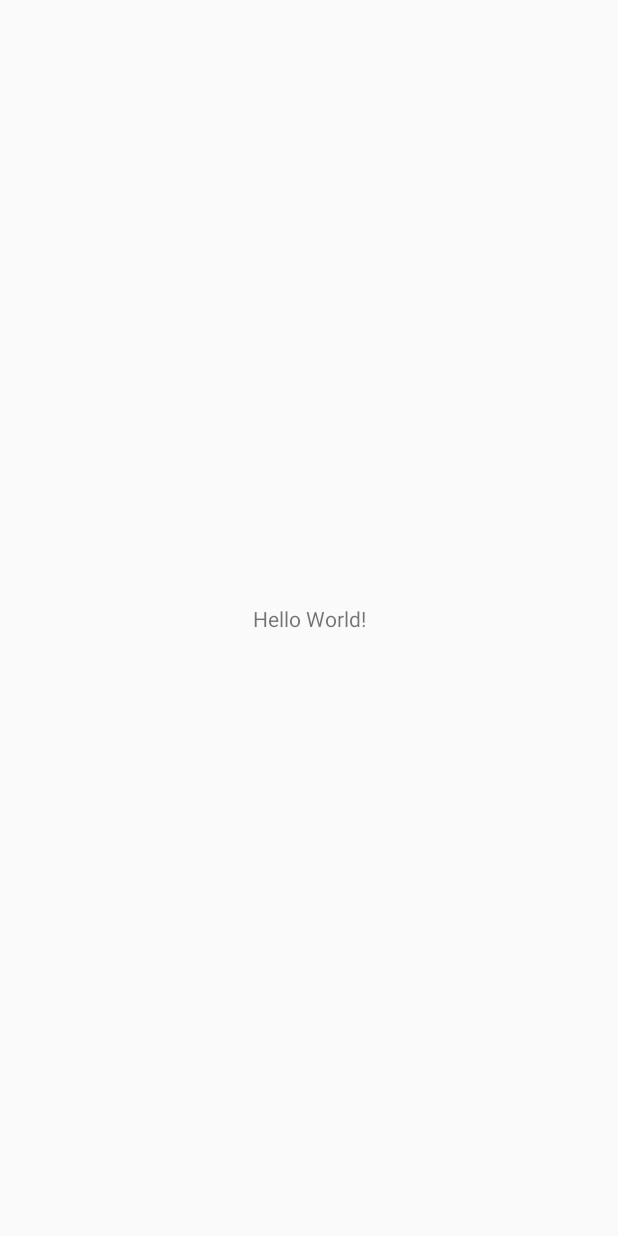
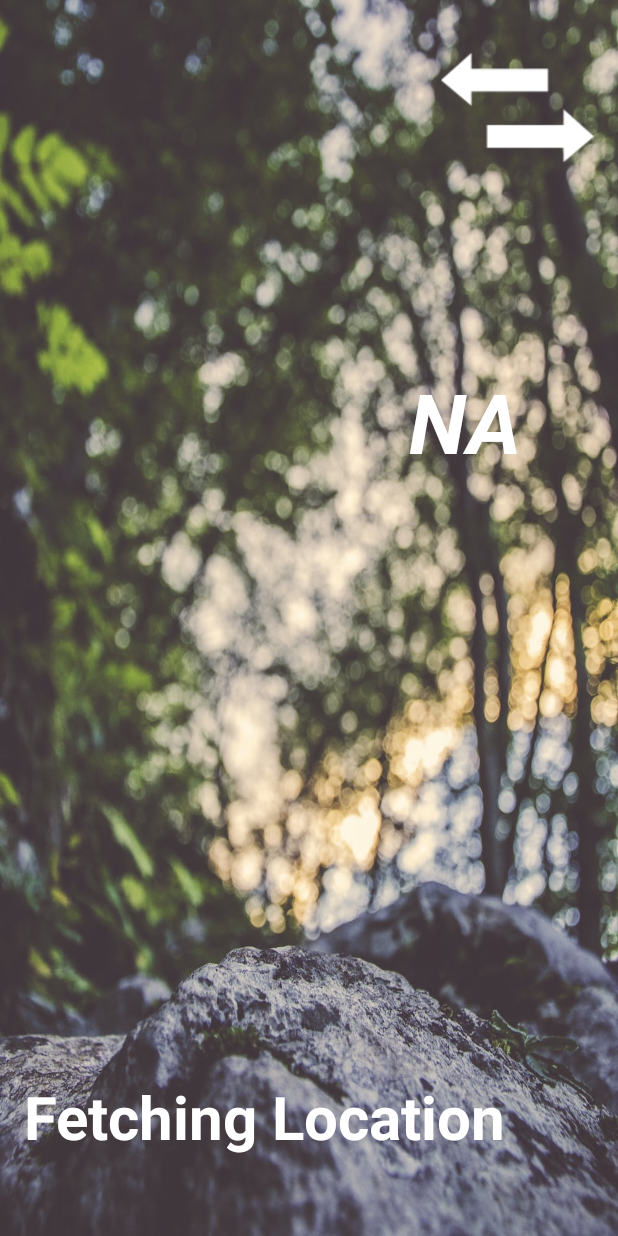
Before and after one commit to sharmaumang001/WeatherApp, an Android app: the screen it shows after launch (MainActivity), on a phone screen of 412 x 824 dp. Before the commit the screen is almost empty. Run offline under Robolectric (Android 15) with nearby library versions, the phone set to English and light mode, and no system bars.

Commit message:
Added layout screens!

```diff
--- a/app/src/main/java/com/example/weather/MainActivity.java
+++ b/app/src/main/java/com/example/weather/MainActivity.java
@@ -9,6 +9,6 @@ public class MainActivity extends AppCompatActivity {
     @Override
     protected void onCreate(Bundle savedInstanceState) {
         super.onCreate(savedInstanceState);
-        setContentView(R.layout.activity_main);
+        setContentView(R.layout.weather_controller_layout);
     }
 }
--- a/app/src/main/res/layout/activity_main.xml
+++ /dev/null
@@ -1,18 +0,0 @@
-<?xml version="1.0" encoding="utf-8"?>
-<androidx.constraintlayout.widget.ConstraintLayout xmlns:android="http://schemas.android.com/apk/res/android"
-    xmlns:app="http://schemas.android.com/apk/res-auto"
-    xmlns:tools="http://schemas.android.com/tools"
-    android:layout_width="match_parent"
-    android:layout_height="match_parent"
-    tools:context=".MainActivity">
-
-    <TextView
-        android:layout_width="wrap_content"
-        android:layout_height="wrap_content"
-        android:text="Hello World!"
-        app:layout_constraintBottom_toBottomOf="parent"
-        app:layout_constraintLeft_toLeftOf="parent"
-        app:layout_constraintRight_toRightOf="parent"
-        app:layout_constraintTop_toTopOf="parent" />
-
-</androidx.constraintlayout.widget.ConstraintLayout>
--- /dev/null
+++ b/app/src/main/res/layout/weather_controller_layout.xml
@@ -0,0 +1,64 @@
+<?xml version="1.0" encoding="utf-8"?>
+<androidx.constraintlayout.widget.ConstraintLayout xmlns:android="http://schemas.android.com/apk/res/android"
+    xmlns:app="http://schemas.android.com/apk/res-auto"
+    xmlns:tools="http://schemas.android.com/tools"
+    android:layout_width="match_parent"
+    android:layout_height="match_parent"
+    android:background="@drawable/weather_background">
+
+    <FrameLayout
+        android:layout_width="346dp"
+        android:layout_height="251dp"
+        android:layout_marginBottom="60dp"
+        app:layout_constraintBottom_toTopOf="@+id/locationTV"
+        app:layout_constraintEnd_toEndOf="parent"
+        app:layout_constraintHorizontal_bias="0.492"
+        app:layout_constraintStart_toStartOf="parent"
+        app:layout_constraintTop_toBottomOf="@+id/tempTV"
+        app:layout_constraintVertical_bias="1.0">
+
+    </FrameLayout>
+
+    <TextView
+        android:id="@+id/tempTV"
+        android:layout_width="81dp"
+        android:layout_height="92dp"
+        android:layout_marginBottom="488dp"
+        android:text="NA"
+        android:textColor="#FFFFFF"
+        android:textSize="55dp"
+        android:textStyle="bold|italic"
+        app:layout_constraintBottom_toBottomOf="parent"
+        app:layout_constraintEnd_toEndOf="parent"
+        app:layout_constraintHorizontal_bias="0.824"
+        app:layout_constraintStart_toStartOf="parent"
+        app:layout_constraintTop_toBottomOf="@+id/changeCityButton"
+        app:layout_constraintVertical_bias="1.0" />
+
+    <TextView
+        android:id="@+id/locationTV"
+        android:layout_width="wrap_content"
+        android:layout_height="wrap_content"
+        android:text="Fetching Location"
+        android:textColor="#FFFFFF"
+        android:textSize="40sp"
+        android:textStyle="bold"
+        app:layout_constraintBottom_toBottomOf="parent"
+        app:layout_constraintEnd_toEndOf="parent"
+        app:layout_constraintHorizontal_bias="0.179"
+        app:layout_constraintStart_toStartOf="parent"
+        app:layout_constraintTop_toTopOf="parent"
+        app:layout_constraintVertical_bias="0.932" />
+
+    <Button
+        android:id="@+id/changeCityButton"
+        android:layout_width="102dp"
+        android:layout_height="107dp"
+        android:background="@drawable/change_city_symbol"
+        app:layout_constraintBottom_toBottomOf="parent"
+        app:layout_constraintEnd_toEndOf="parent"
+        app:layout_constraintHorizontal_bias="0.948"
+        app:layout_constraintStart_toStartOf="parent"
+        app:layout_constraintTop_toTopOf="parent"
+        app:layout_constraintVertical_bias="0.025" />
+</androidx.constraintlayout.widget.ConstraintLayout>
```
Also changed, not shown: app/src/main/res/layout/change_city_layout.xml (added, +55 -0 lines).
